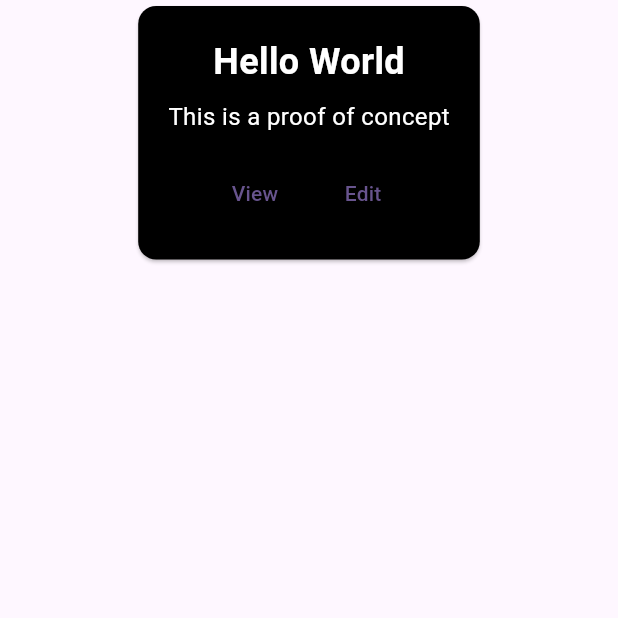
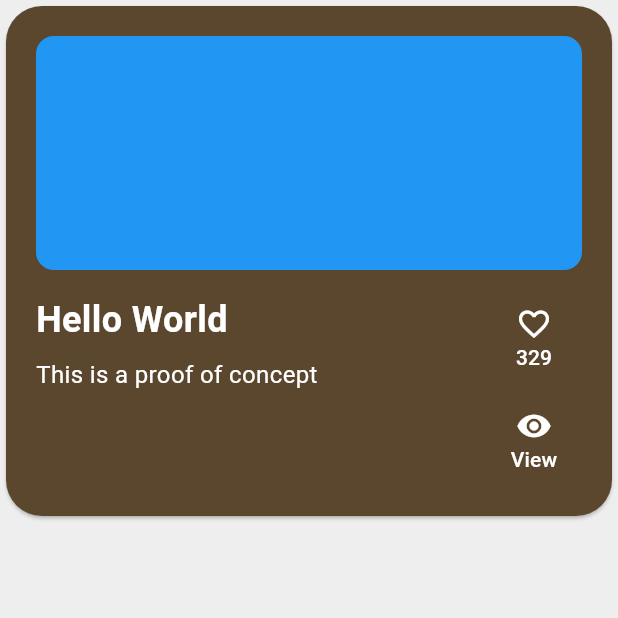
Before and after one commit to Jagondia96/Ithaki, a Flutter app: the screen it shows after launch, on a phone screen of 412 x 824 dp, the top half of it. Run offline on Flutter 3.47's test engine with Material 3 defaults, Android fonts, the phone set to English and light mode, and no system bars.

Commit message:
feat: Add initial home page UI with like/view functionality, Spanish localization, and widget tests.

```diff
--- a/lib/features/home/presentation/pages/home_page.dart
+++ b/lib/features/home/presentation/pages/home_page.dart
@@ -1,21 +1,54 @@
 import 'package:flutter/material.dart';
 import 'package:ithaki/l10n/generated/app_localizations.dart';
 
-class MyHomePage extends StatelessWidget {
+class MyHomePage extends StatefulWidget {
   const MyHomePage({super.key});
+
+  @override
+  State<MyHomePage> createState() => _MyHomePageState();
+}
+
+class _MyHomePageState extends State<MyHomePage> {
+  bool _isFavorited = false;
+  int _likeCount = 329;
 
   @override
   Widget build(BuildContext context) {
     return Scaffold(
+      backgroundColor: Colors.grey[200],
       body: SafeArea(
         child: Align(
           alignment: Alignment.topCenter,
+          child: SizedBox(
+            width: double.infinity,
             child: Card(
-            color: Colors.black,
+              shape: RoundedRectangleBorder(
+                borderRadius: BorderRadius.circular(24),
+              ),
+              color: const Color(0xFF5B462E),
               child: Padding(
                 padding: const EdgeInsets.all(20.0),
                 child: Column(
                   mainAxisSize: MainAxisSize.min,
+                  crossAxisAlignment: CrossAxisAlignment.start,
+                  children: [
+                    AspectRatio(
+                      aspectRatio: 315 / 135,
+                      child: Container(
+                        width: double.infinity,
+                        decoration: BoxDecoration(
+                          color: Colors.blue,
+                          borderRadius: BorderRadius.circular(12),
+                        ),
+                      ),
+                    ),
+                    const SizedBox(height: 16),
+                    Row(
+                      crossAxisAlignment: CrossAxisAlignment.start,
+                      children: [
+                        Expanded(
+                          child: Column(
+                            crossAxisAlignment: CrossAxisAlignment.start,
                             children: [
                               Text(
                                 AppLocalizations.of(context)!.helloWorld,
@@ -33,10 +66,44 @@ class MyHomePage extends StatelessWidget {
                                   color: Colors.white,
                                 ),
                               ),
-                  const SizedBox(height: 16),
-                  Row(
+                            ],
+                          ),
+                        ),
+                        Column(
+                          children: [
+                            TextButton(
+                              onPressed: () {
+                                setState(() {
+                                  if (_isFavorited) {
+                                    _likeCount--;
+                                    _isFavorited = false;
+                                  } else {
+                                    _likeCount++;
+                                    _isFavorited = true;
+                                  }
+                                });
+                              },
+                              style: TextButton.styleFrom(
+                                foregroundColor: Colors.white,
+                              ),
+                              child: Column(
                                 mainAxisSize: MainAxisSize.min,
                                 children: [
+                                  Icon(
+                                    _isFavorited
+                                        ? Icons.favorite
+                                        : Icons.favorite_border,
+                                    size:
+                                        24, // Assuming default size or similar as it wasn't specified but consistent with UI
+                                    color: _isFavorited
+                                        ? const Color(0xFFEC656B)
+                                        : Colors.white,
+                                  ),
+                                  Text('$_likeCount'),
+                                ],
+                              ),
+                            ),
+                            const SizedBox(height: 8),
                             TextButton(
                               onPressed: () {
                                 _showAlert(
@@ -44,21 +111,24 @@ class MyHomePage extends StatelessWidget {
                                   AppLocalizations.of(context)!.clickedView,
                                 );
                               },
-                        child: Text(AppLocalizations.of(context)!.viewButton),
+                              style: TextButton.styleFrom(
+                                foregroundColor: Colors.white,
                               ),
-                      const SizedBox(width: 8),
-                      TextButton(
-                        onPressed: () {
-                          _showAlert(
-                            context,
-                            AppLocalizations.of(context)!.clickedEdit,
-                          );
-                        },
-                        child: Text(AppLocalizations.of(context)!.editButton),
+                              child: Column(
+                                mainAxisSize: MainAxisSize.min,
+                                children: [
+                                  const Icon(Icons.visibility, size: 24),
+                                  Text(
+                                      AppLocalizations.of(context)!.viewButton),
+                                ],
+                              ),
                             ),
                           ],
                         ),
                       ],
+                    ),
+                  ],
+                ),
               ),
             ),
           ),
--- a/lib/l10n/arb/app_es.arb
+++ b/lib/l10n/arb/app_es.arb
@@ -2,7 +2,7 @@
     "@@locale": "es",
     "helloWorld": "Hola Mundo",
     "homeTitle": "Inicio Itháki",
-    "cardSubtitle": "Esto es una prueba de concepto",
+    "cardSubtitle": "Esto es una prueba de concepto con un tamaño de descripcion más largo, debemos definir un tamaño máximo para la descripcion.",
     "viewButton": "Ver",
     "editButton": "Editar",
     "clickedView": "Has pulsado ver",
```
Also changed, not shown: lib/l10n/generated/app_localizations_es.dart, 1 other file. Lines whose indentation alone changed are shown as unchanged.
